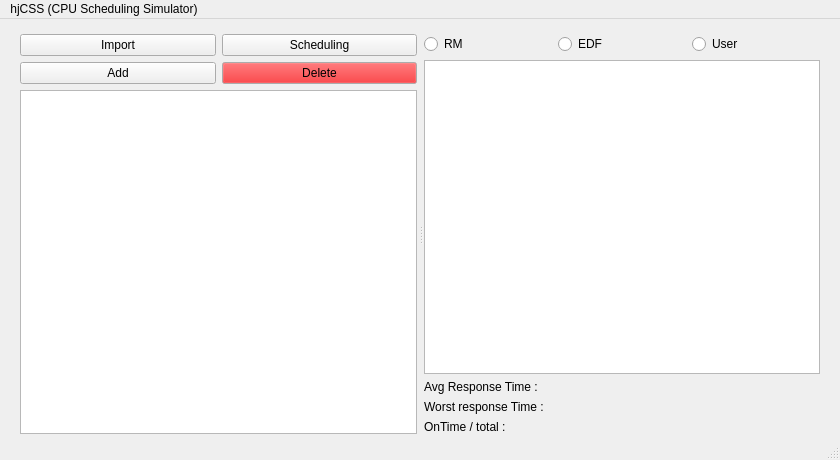
First picture: the form in hjCSS.ui, repository hjgwak/hjCSS, before the edit.
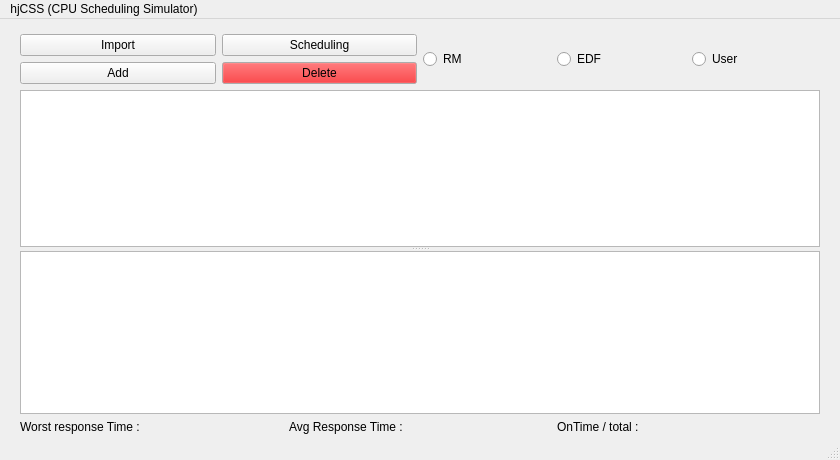
Second picture: the form after the edit.

Commit message: GUI modified vertical to horizontal

What changed in the file:
```diff
--- a/hjCSS.ui
+++ b/hjCSS.ui
@@ -27,9 +27,6 @@
     </sizepolicy>
    </property>
    <widget class="QSplitter" name="splitter">
-    <property name="enabled">
-     <bool>true</bool>
-    </property>
     <property name="geometry">
      <rect>
       <x>20</x>
@@ -38,27 +35,16 @@
       <height>400</height>
      </rect>
     </property>
-    <property name="sizePolicy">
-     <sizepolicy hsizetype="Fixed" vsizetype="Fixed">
-      <horstretch>0</horstretch>
-      <verstretch>0</verstretch>
-     </sizepolicy>
-    </property>
-    <property name="frameShape">
-     <enum>QFrame::NoFrame</enum>
-    </property>
-    <property name="lineWidth">
-     <number>1</number>
-    </property>
     <property name="orientation">
-     <enum>Qt::Horizontal</enum>
+     <enum>Qt::Vertical</enum>
     </property>
-    <property name="handleWidth">
-     <number>7</number>
-    </property>
-    <widget class="QWidget" name="layoutWidget">
+    <widget class="QWidget" name="">
      <layout class="QVBoxLayout" name="verticalLayout_2">
       <item>
+       <layout class="QHBoxLayout" name="horizontalLayout">
+        <item>
+         <layout class="QVBoxLayout" name="verticalLayout">
+          <item>
        <layout class="QHBoxLayout" name="horizontalLayout_2">
         <item>
          <widget class="QPushButton" name="ImportButton">
@@ -140,13 +126,8 @@
         </item>
        </layout>
       </item>
-      <item>
-       <widget class="QTableView" name="tableView"/>
-      </item>
-     </layout>
-    </widget>
-    <widget class="QWidget" name="layoutWidget">
-     <layout class="QVBoxLayout" name="verticalLayout_3">
+         </layout>
+        </item>
       <item>
        <layout class="QHBoxLayout" name="horizontalLayout_4">
         <item>
@@ -181,16 +162,20 @@
         </item>
        </layout>
       </item>
+       </layout>
+      </item>
+      <item>
+       <widget class="QTableView" name="tableView"/>
+      </item>
+     </layout>
+    </widget>
+    <widget class="QWidget" name="">
+     <layout class="QVBoxLayout" name="verticalLayout_3">
       <item>
        <widget class="QTableView" name="tableView_2"/>
       </item>
       <item>
-       <widget class="QLabel" name="AvgDialog">
-        <property name="text">
-         <string>Avg Response Time : </string>
-        </property>
-       </widget>
-      </item>
+       <layout class="QHBoxLayout" name="horizontalLayout_5">
       <item>
        <widget class="QLabel" name="WorstDialog">
         <property name="text">
@@ -198,6 +183,13 @@
         </property>
        </widget>
       </item>
+        <item>
+         <widget class="QLabel" name="AvgDialog">
+          <property name="text">
+           <string>Avg Response Time : </string>
+          </property>
+         </widget>
+        </item>
       <item>
        <widget class="QLabel" name="OnTimeDialog">
         <property name="text">
@@ -206,6 +198,8 @@
        </widget>
       </item>
      </layout>
+      </item>
+     </layout>
     </widget>
    </widget>
   </widget>
```
Left out of the diff: 64 changed lines with no effect on the pictures. Lines whose indentation alone changed are shown as unchanged. The commit also changes 2 other files.
